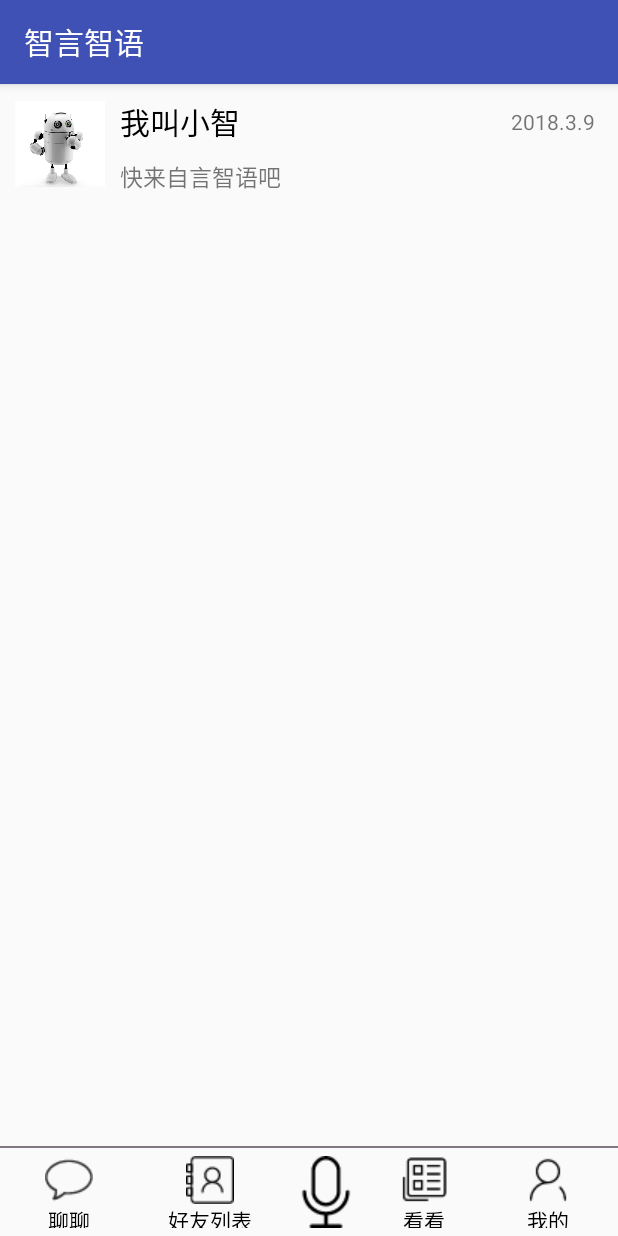
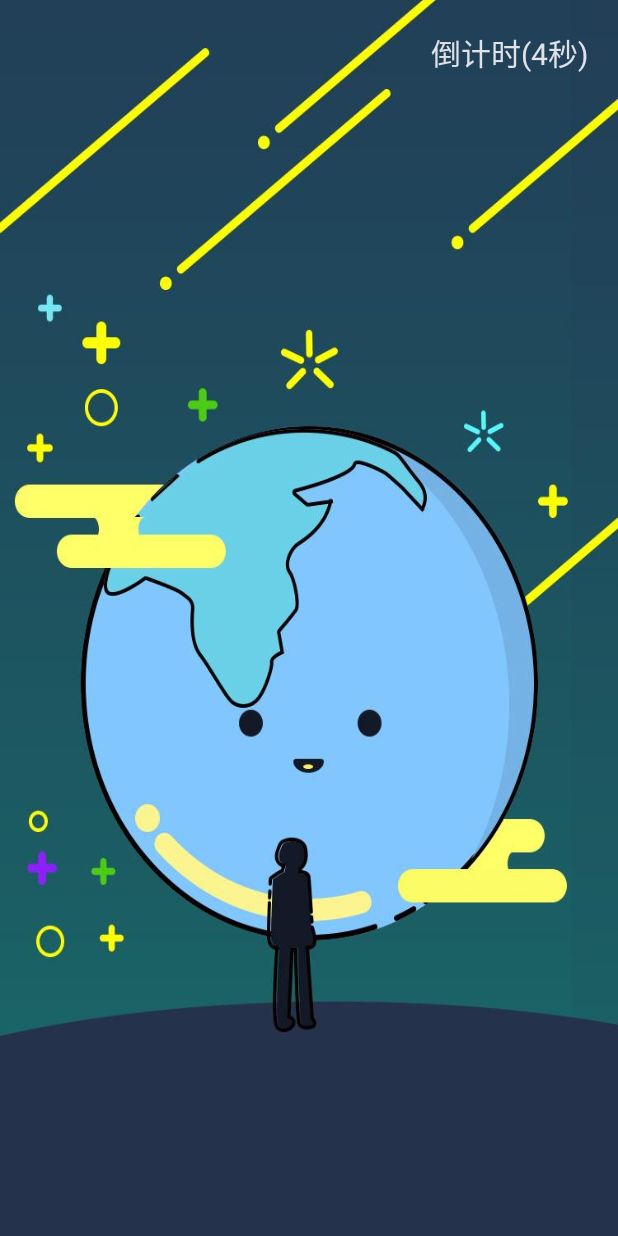
Before and after one commit to jakera123/SmartChat, an Android app: the first screen one second after launch (MainActivity before the commit, SplashActivity after it), on a phone screen of 412 x 824 dp. Run offline under Robolectric (Android 15) with nearby library versions, the light colour scheme and no system bars; libraries missing offline, so code that uses them is left out: cn.jpush.im; 6 statements that could not run were skipped.

Commit message:
添加启动倒计时界面

```diff
--- a/app/src/main/AndroidManifest.xml
+++ b/app/src/main/AndroidManifest.xml
@@ -56,17 +56,18 @@
         android:supportsRtl="true"
         android:theme="@style/AppTheme"
         android:name=".SmartChatApp">
-        <activity android:name=".Activity.MainActivity">
+        <activity android:name=".Activity.MainActivity" />
+        <activity android:name=".Activity.ChatActivity"/>
+
+
+        <activity android:name=".Activity.RegisterLogin" />
+        <activity android:name=".Activity.SplashActivity">
             <intent-filter>
                 <action android:name="android.intent.action.MAIN" />
 
                 <category android:name="android.intent.category.LAUNCHER" />
             </intent-filter>
         </activity>
-        <activity android:name=".Activity.ChatActivity"/>
-
-
-        <activity android:name=".Activity.RegisterLogin" />
 
 
         <!--&lt;!&ndash; since 3.1.0 Required SDK 核心功能&ndash;&gt;-->
--- a/app/src/main/java/com/example/jakera/smartchat/Activity/RegisterLogin.java
+++ b/app/src/main/java/com/example/jakera/smartchat/Activity/RegisterLogin.java
@@ -55,7 +55,7 @@ public class RegisterLogin extends AppCompatActivity implements View.OnClickList
 
         setContentView(R.layout.activity_register_login);
         getSupportActionBar().hide();
-        //getWindow().setFlags(WindowManager.LayoutParams.FLAG_FULLSCREEN, WindowManager.LayoutParams.FLAG_FULLSCREEN);
+        getWindow().setFlags(WindowManager.LayoutParams.FLAG_FULLSCREEN, WindowManager.LayoutParams.FLAG_FULLSCREEN);
 
         initView();
 
--- /dev/null
+++ b/app/src/main/java/com/example/jakera/smartchat/Activity/SplashActivity.java
@@ -0,0 +1,62 @@
+package com.example.jakera.smartchat.Activity;
+
+import android.content.Intent;
+import android.os.Bundle;
+import android.os.CountDownTimer;
+import android.os.Handler;
+import android.support.annotation.Nullable;
+import android.support.v7.app.AppCompatActivity;
+import android.view.WindowManager;
+import android.widget.TextView;
+
+import com.example.jakera.smartchat.R;
+
+/**
+ * Created by jakera on 18-2-8.
+ */
+
+public class SplashActivity extends AppCompatActivity {
+    private TextView tv_count_time;
+    private Handler handler;
+    private MyCountDownTimer myCountDownTimer;
+
+    @Override
+    protected void onCreate(@Nullable Bundle savedInstanceState) {
+        super.onCreate(savedInstanceState);
+        setContentView(R.layout.activity_splash);
+        getSupportActionBar().hide();
+        getWindow().setFlags(WindowManager.LayoutParams.FLAG_FULLSCREEN, WindowManager.LayoutParams.FLAG_FULLSCREEN);
+
+        tv_count_time = (TextView) findViewById(R.id.tv_count_time);
+        myCountDownTimer = new MyCountDownTimer(5000, 1000);
+        myCountDownTimer.start();
+        handler = new Handler();
+        handler.postDelayed(new Runnable() {
+            @Override
+            public void run() {
+                Intent intent = new Intent(SplashActivity.this, RegisterLogin.class);
+                startActivity(intent);
+            }
+        }, 5000);
+
+
+    }
+
+    private class MyCountDownTimer extends CountDownTimer {
+        public MyCountDownTimer(long millisInFuture, long countDownInterval) {
+            super(millisInFuture, countDownInterval);
+        }
+
+        @Override
+        public void onFinish() {
+            tv_count_time.setText(getString(R.string.jumping));
+        }
+
+        @Override
+        public void onTick(long millisUntilFinished) {
+            tv_count_time.setText("倒计时(" + millisUntilFinished / 1000 + "秒)");
+        }
+    }
+
+
+}
--- a/app/src/main/res/layout/activity_register_login.xml
+++ b/app/src/main/res/layout/activity_register_login.xml
@@ -15,7 +15,7 @@
         app:layout_constraintEnd_toEndOf="@id/constraintLayout"
         app:layout_constraintStart_toStartOf="@id/constraintLayout"
         app:layout_constraintTop_toBottomOf="@id/constraintLayout"
-        android:layout_marginTop="20dp" />
+        android:layout_marginTop="40dp" />
 
     <LinearLayout
         android:id="@+id/ll_login_tittle_bar"
--- /dev/null
+++ b/app/src/main/res/layout/activity_splash.xml
@@ -0,0 +1,17 @@
+<?xml version="1.0" encoding="utf-8"?>
+<RelativeLayout xmlns:android="http://schemas.android.com/apk/res/android"
+    android:layout_width="match_parent"
+    android:layout_height="match_parent"
+    android:background="@mipmap/splash">
+
+    <TextView
+        android:id="@+id/tv_count_time"
+        android:layout_width="wrap_content"
+        android:layout_height="wrap_content"
+        android:text="倒计时（5秒）"
+        android:textSize="20sp"
+        android:textColor="#e0e1e9"
+        android:layout_alignParentRight="true"
+        android:padding="20dp" />
+
+</RelativeLayout>
--- a/app/src/main/res/values/strings.xml
+++ b/app/src/main/res/values/strings.xml
@@ -12,6 +12,9 @@
     <string name="str_recorder_normal">按住 说话</string>
     <string name="str_recorder_recording">松开 发送</string>
     <string name="str_recorder_want_cancel">松开手指，取消发送</string>
+
+
+    <string name="jumping">正在跳转</string>
 
 
     <string name="register">注册</string>
```
Also changed, not shown: app/src/main/res/mipmap-hdpi/splash.jpeg (added).
